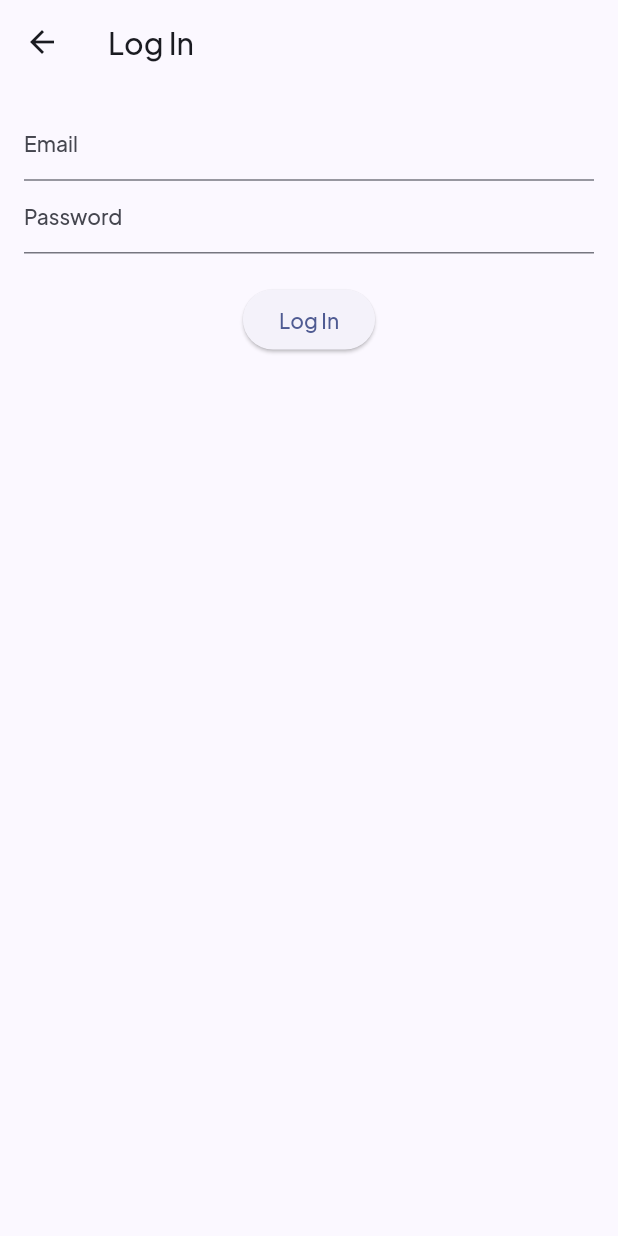
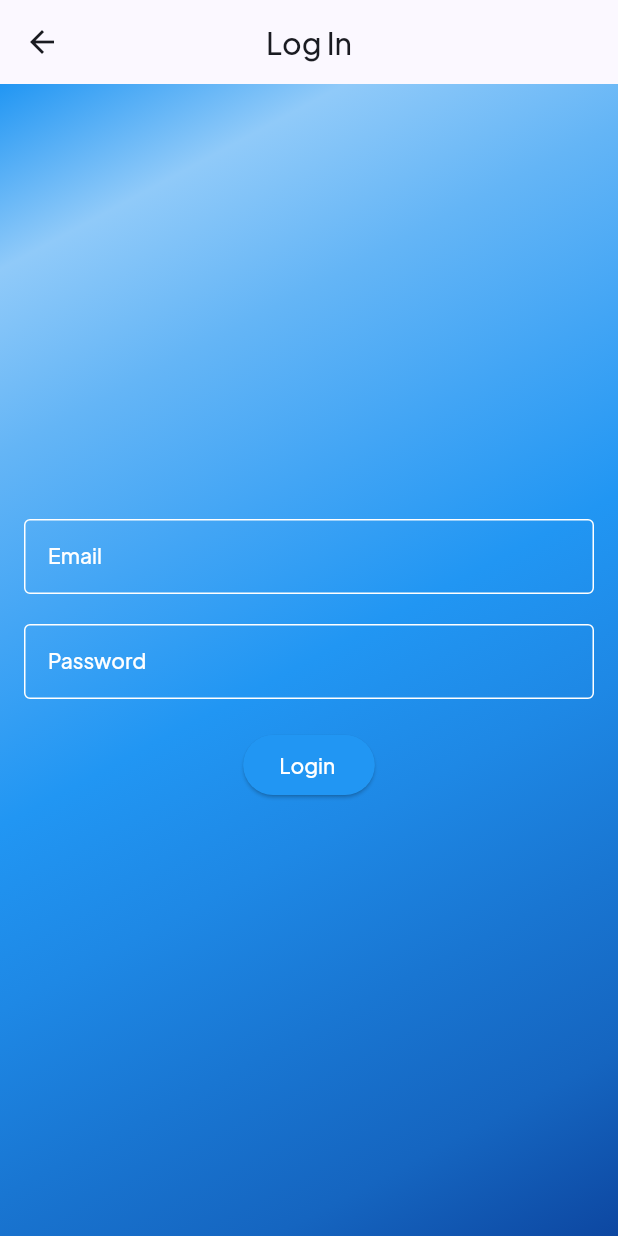
Before and after one commit to kiche-allan/Millers-app, a Flutter app: the screen it shows after launch, after a tap on "Log In", on a phone screen of 412 x 824 dp. Run offline on Flutter 3.47's test engine with Material 2 defaults, Android fonts, the phone set to English and light mode, and no system bars; our stand-ins replace device_preview, firebase_auth, firebase_core, google_fonts, google_sign_in, ionicons; accounts and stored records are empty.

Commit message:
flutter run

```diff
--- a/lib/pages/login_page.dart
+++ b/lib/pages/login_page.dart
@@ -1,5 +1,6 @@
 import 'package:firebase_auth/firebase_auth.dart';
 import 'package:flutter/material.dart';
+import 'package:google_sign_in/google_sign_in.dart';
 
 class LoginPage extends StatefulWidget {
   const LoginPage({Key? key}) : super(key: key);
@@ -14,12 +15,27 @@ class _LoginPageState extends State<LoginPage> {
   late String _password;
 
   final FirebaseAuth _auth = FirebaseAuth.instance;
+  final GoogleSignIn _googleSignIn = GoogleSignIn();
+
+  Future<User?> _signInWithGoogle() async {
+    final GoogleSignInAccount? googleUser = await _googleSignIn.signIn();
+    final GoogleSignInAuthentication googleAuth =
+        await googleUser!.authentication;
+    final OAuthCredential credential = GoogleAuthProvider.credential(
+      accessToken: googleAuth.accessToken,
+      idToken: googleAuth.idToken,
+    );
+    final UserCredential userCredential =
+        await _auth.signInWithCredential(credential);
+    return userCredential.user;
+  }
 
   void _login() async {
     if (_formKey.currentState!.validate()) {
       _formKey.currentState!.save();
       try {
-        UserCredential userCredential = await _auth.signInWithEmailAndPassword(
+        UserCredential userCredential =
+            await _auth.signInWithEmailAndPassword(
           email: _email,
           password: _password,
         );
@@ -43,17 +59,53 @@ class _LoginPageState extends State<LoginPage> {
     return Scaffold(
       appBar: AppBar(
         title: Text('Log In'),
+        centerTitle: true,
       ),
-      body: Padding(
+      body: Container(
+
+          // image: DecorationImage(
+          //   image: AssetImage('assets/doctor_3.jpg'),
+          //   fit: BoxFit.cover,
+          // ),
+          decoration: BoxDecoration(
+            gradient: LinearGradient(
+              begin: Alignment.topLeft,
+              end: Alignment.bottomRight,
+              colors: [
+                Colors.blue,
+                Colors.blue[200]!,
+                Colors.blue[300]!,
+                Colors.blue[400]!,
+                Colors.blue[500]!,
+                Colors.blue[600]!,
+                Colors.blue[700]!,
+                Colors.blue[800]!,
+                Colors.blue[900]!,
+              ],
+
+          ),
+
+        ),
         padding: EdgeInsets.all(16.0),
         child: Form(
           key: _formKey,
           child: Column(
+            mainAxisAlignment: MainAxisAlignment.center,
             children: <Widget>[
               TextFormField(
                 keyboardType: TextInputType.emailAddress,
                 decoration: InputDecoration(
                   labelText: 'Email',
+                  labelStyle: TextStyle(color: Colors.white),
+                  focusedBorder: OutlineInputBorder(
+                    borderSide: BorderSide(color: Colors.white),
+                  ),
+                  enabledBorder: OutlineInputBorder(
+                    borderSide: BorderSide(color: Colors.white),
+                  ),
+                  border: OutlineInputBorder(
+                    borderSide: BorderSide(color: Colors.white),
+                  ),
                 ),
                 validator: (value) {
                   if (value == null || value.isEmpty) {
@@ -65,10 +117,21 @@ class _LoginPageState extends State<LoginPage> {
                   _email = value!;
                 },
               ),
+              SizedBox(height: 20),
               TextFormField(
                 obscureText: true,
                 decoration: InputDecoration(
                   labelText: 'Password',
+                  labelStyle: TextStyle(color: Colors.white),
+                  focusedBorder: OutlineInputBorder(
+                    borderSide: BorderSide(color: Colors.white),
+                  ),
+                  enabledBorder: OutlineInputBorder(
+                    borderSide: BorderSide(color: Colors.white),
+                  ),
+                  border: OutlineInputBorder(
+                    borderSide: BorderSide(color: Colors.white),
+                  ),
                 ),
                 validator: (value) {
                   if (value == null || value.isEmpty) {
@@ -86,7 +149,11 @@ class _LoginPageState extends State<LoginPage> {
               SizedBox(height: 20),
               ElevatedButton(
                 onPressed: _login,
-                child: Text('Log In'),
+                child: Text('Login '),
+                style: ElevatedButton.styleFrom(
+                  primary: Colors.blue,
+                  onPrimary: Colors.white,
+                ),
               ),
             ],
           ),
```
